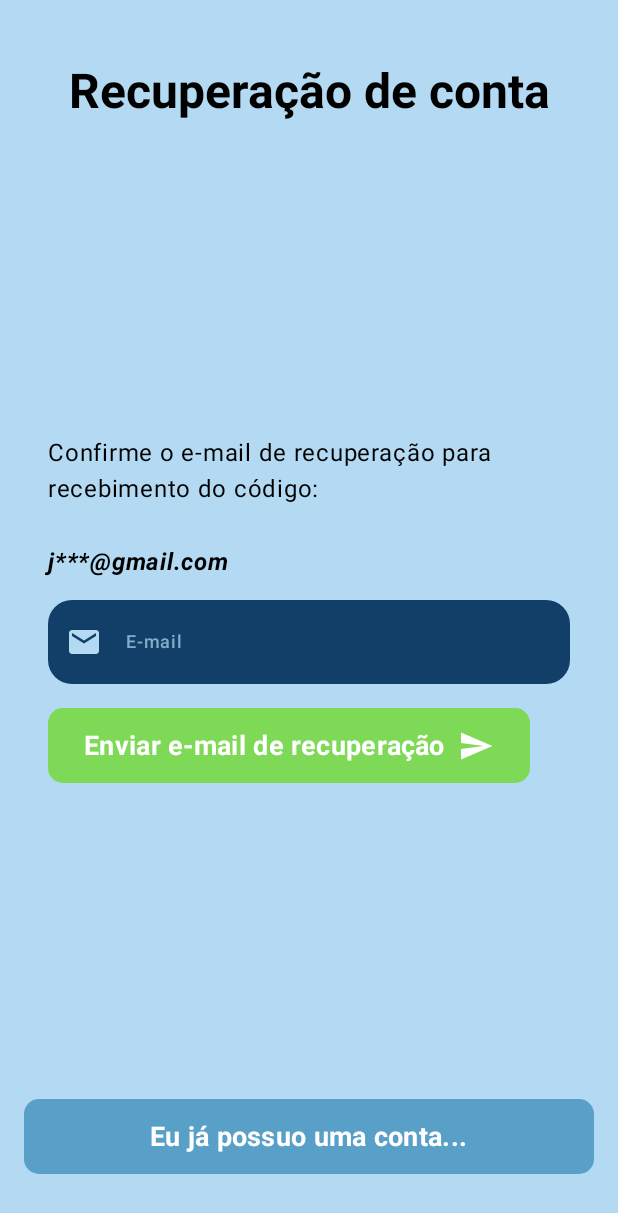
After one commit to JoaoSchuh-cmd/HomieWorks, an Android app built with Jetpack Compose: the RecoveryPage screen opened through its navigation route, on a phone screen of 412 x 824 dp. The commit adds this screen. Shown: the top 1213 px of the screen. Run offline under Robolectric (Android 15) with nearby library versions, the phone set to English and light mode, and no system bars.

Commit message:
Adicionado RecoveryPage + Implementado Navigation nas telas principais

```diff
--- a/app/build.gradle.kts
+++ b/app/build.gradle.kts
@@ -40,6 +40,7 @@ android {
 }
 
 dependencies {
+    implementation(libs.androidx.navigation.compose)
     implementation(libs.androidx.material.icons.extended)
     implementation(libs.androidx.core.ktx)
     implementation(libs.androidx.lifecycle.runtime.ktx)
--- a/app/src/main/java/br/com/pucpr/homieworks/MainActivity.kt
+++ b/app/src/main/java/br/com/pucpr/homieworks/MainActivity.kt
@@ -6,8 +6,20 @@ import androidx.activity.compose.setContent
 import androidx.activity.enableEdgeToEdge
 import androidx.compose.material3.MaterialTheme
 import androidx.compose.material3.Surface
+import androidx.compose.runtime.Composable
+import androidx.navigation.NavHostController
+import androidx.navigation.compose.NavHost
+import androidx.navigation.compose.composable
+import androidx.navigation.compose.rememberNavController
 import br.com.pucpr.homieJobs.templates.NewJobPage
 import br.com.pucpr.homieworks.data.Job
+import br.com.pucpr.homieworks.templates.FeedPage
+import br.com.pucpr.homieworks.templates.JobDetailsPage
+import br.com.pucpr.homieworks.templates.LoginPage
+import br.com.pucpr.homieworks.templates.MyJobsPage
+import br.com.pucpr.homieworks.templates.ProfilePage
+import br.com.pucpr.homieworks.templates.RecoveryPage
+import br.com.pucpr.homieworks.templates.SignUpPage
 import br.com.pucpr.homieworks.ui.theme.HomieWorksTheme
 
 class MainActivity : ComponentActivity() {
@@ -17,15 +29,56 @@ class MainActivity : ComponentActivity() {
         setContent {
             HomieWorksTheme {
                 Surface(color = MaterialTheme.colorScheme.background) {
-                    val job = Job(
-                        userName = "joao_schuh",
-                        description = "Uma descrição curta do trabalho a ser realizado.",
-                        userAddress = "Rua fictícia, 999, M.C.R - PR",
-                        data = "31/07/2052"
-                    )
-                    NewJobPage()
+                    AppNavHost()
                 }
+
             }
         }
     }
 }
+
+@Composable
+fun AppNavHost(navController: NavHostController = rememberNavController()) {
+    NavHost(navController = navController, startDestination = Screen.Login.route) {
+        composable(Screen.Login.route) {
+            LoginPage(
+                onLoginSuccess = { navController.navigate(Screen.Feed.route) },
+                onForgotPassword = { navController.navigate(Screen.Recovery.route) },
+                onSignUp = { navController.navigate(Screen.SignUp.route) }
+            )
+        }
+        composable(Screen.Feed.route) {
+            FeedPage()
+        }
+        composable(Screen.Recovery.route) {
+            RecoveryPage(
+                onAlreadyHaveAccount = { navController.navigate(Screen.Login.route) }
+            )
+        }
+        composable(Screen.MyJobs.route) {
+            MyJobsPage()
+        }
+        composable(Screen.NewJob.route) {
+            NewJobPage()
+        }
+        composable(Screen.JobDetails.route) {
+            val job = Job(
+                userName = "joao_schuh",
+                description = "Uma descrição curta do trabalho a ser realizado.",
+                userAddress = "Rua fictícia, 999, M.C.R - PR",
+                data = "31/07/2052"
+            )
+            JobDetailsPage(job)
+        }
+        composable(Screen.SignUp.route) {
+            SignUpPage(
+                onAlreadyHaveAccount = { navController.navigate(Screen.Login.route) },
+                onCancel = { navController.navigate(Screen.Login.route) },
+                onSignUpSuccess = { navController.navigate(Screen.Feed.route) }
+            )
+        }
+        composable(Screen.Profile.route) {
+            ProfilePage()
+        }
+    }
+}
--- a/app/src/main/java/br/com/pucpr/homieworks/templates/JobDetailsPage.kt
+++ b/app/src/main/java/br/com/pucpr/homieworks/templates/JobDetailsPage.kt
@@ -116,7 +116,7 @@ fun JobDetailsFooter() {
         horizontalArrangement = Arrangement.SpaceBetween
     ) {
         GenericButton(
-            "Recusar",
+            text = "Recusar",
             icon = {Icon(
                 imageVector = Icons.Default.Cancel,
                 contentDescription = "Ícone de x",
@@ -125,7 +125,7 @@ fun JobDetailsFooter() {
             containerColor = lightRed
         )
         GenericButton(
-            "Aceitar",
+            text = "Aceitar",
             icon = {Icon(
                 imageVector = Icons.Default.CheckCircle,
                 contentDescription = "Ícone de check",
--- a/app/src/main/java/br/com/pucpr/homieworks/templates/LoginPage.kt
+++ b/app/src/main/java/br/com/pucpr/homieworks/templates/LoginPage.kt
@@ -34,7 +34,11 @@ import br.com.pucpr.homieworks.ui.theme.darkCean
 import br.com.pucpr.homieworks.ui.theme.superLightCean
 
 @Composable
-fun LoginPage() {
+fun LoginPage(
+    onLoginSuccess: () -> Unit,
+    onSignUp: () -> Unit,
+    onForgotPassword: () -> Unit
+) {
     Column(
         modifier = Modifier
             .fillMaxSize()
@@ -67,10 +71,11 @@ fun LoginPage() {
                         Icon(
                             imageVector = Icons.Filled.Mail,
                             contentDescription = "Ícone de e-mail",
-                            tint = Color.White
+                            tint = superLightCean
                         )
                     },
                     isSecret = false,
+                    fontColor = superLightCean,
                     backGroundColor = darkCean
                 )
 
@@ -82,10 +87,11 @@ fun LoginPage() {
                         Icon(
                             imageVector = Icons.Filled.Lock,
                             contentDescription = "Ícone de senha",
-                            tint = Color.White
+                            tint = superLightCean
                         )
                     },
                     isSecret = true,
+                    fontColor = superLightCean,
                     backGroundColor = darkCean
                 )
             }
@@ -106,10 +112,11 @@ fun LoginPage() {
                         text = "Entrar",
                         textColor = darkCean,
                         containerColor = superLightCean,
-                        modifier = Modifier.fillMaxWidth()
+                        modifier = Modifier.fillMaxWidth(),
+                        onClick = { onLoginSuccess() }
                     )
                     TextButton(
-                        onClick = {},
+                        onClick = { onForgotPassword() },
                         modifier = Modifier
                             .align(Alignment.CenterHorizontally)
                             .fillMaxWidth()
@@ -124,8 +131,10 @@ fun LoginPage() {
                 }
                 GenericButton(
                     text = "Cadastrar",
-                    containerColor = darkCean,
-                    modifier = Modifier.fillMaxWidth()
+                    containerColor = Color.Black,
+                    textColor = superLightCean,
+                    modifier = Modifier.fillMaxWidth(),
+                    onClick = { onSignUp() }
                 )
             }
         }
--- a/app/src/main/java/br/com/pucpr/homieworks/templates/MyJobsPage.kt
+++ b/app/src/main/java/br/com/pucpr/homieworks/templates/MyJobsPage.kt
@@ -8,7 +8,6 @@ import br.com.pucpr.homieworks.templates.util.GenericPage
 import br.com.pucpr.homieworks.templates.util.InfiniteAutoScrollList
 import br.com.pucpr.homieworks.templates.util.SearchBar
 import br.com.pucpr.homieworks.templates.util.SessionHeader
-import br.com.pucpr.homieworks.ui.theme.darkCean
 
 @Composable
 fun MyJobsPage() {
@@ -41,10 +40,7 @@ fun MyJobsContent() {
         items = jobs,
         scrollDelayMs = 3000L,
         itemContent = { job ->
-            Card(
-                job = job,
-                backgroundColor = darkCean
-            )
+            Card(job = job)
         },
     )
 }
--- /dev/null
+++ b/app/src/main/java/br/com/pucpr/homieworks/templates/RecoveryPage.kt
@@ -0,0 +1,141 @@
+package br.com.pucpr.homieworks.templates
+
+import androidx.compose.foundation.background
+import androidx.compose.foundation.layout.Arrangement
+import androidx.compose.foundation.layout.Box
+import androidx.compose.foundation.layout.Column
+import androidx.compose.foundation.layout.Row
+import androidx.compose.foundation.layout.fillMaxHeight
+import androidx.compose.foundation.layout.fillMaxSize
+import androidx.compose.foundation.layout.fillMaxWidth
+import androidx.compose.foundation.layout.padding
+import androidx.compose.material.icons.Icons
+import androidx.compose.material.icons.automirrored.filled.Send
+import androidx.compose.material.icons.filled.Email
+import androidx.compose.material3.Icon
+import androidx.compose.material3.MaterialTheme
+import androidx.compose.material3.Text
+import androidx.compose.runtime.Composable
+import androidx.compose.ui.Alignment
+import androidx.compose.ui.Modifier
+import androidx.compose.ui.graphics.Color
+import androidx.compose.ui.text.font.FontStyle
+import androidx.compose.ui.text.font.FontWeight
+import androidx.compose.ui.text.style.TextAlign
+import androidx.compose.ui.unit.dp
+import br.com.pucpr.homieworks.templates.util.GenericButton
+import br.com.pucpr.homieworks.templates.util.InputText
+import br.com.pucpr.homieworks.ui.theme.darkCean
+import br.com.pucpr.homieworks.ui.theme.lightCean
+import br.com.pucpr.homieworks.ui.theme.lightGreen
+import br.com.pucpr.homieworks.ui.theme.superLightCean
+
+@Composable
+fun RecoveryPage(
+    onAlreadyHaveAccount : () -> Unit
+) {
+    Box(
+        modifier = Modifier
+            .fillMaxSize()
+            .background(color = superLightCean)
+            .padding(horizontal = 16.dp, vertical = 40.dp),
+        contentAlignment = Alignment.Center,
+    ) {
+        Column(
+            modifier = Modifier
+                .fillMaxWidth(),
+            verticalArrangement = Arrangement.spacedBy(16.dp)
+        ) {
+            RecoveryHeader()
+            RecoveryContent()
+            RecoveryFooter(onAlreadyHaveAccount)
+        }
+    }
+}
+
+@Composable
+fun RecoveryHeader() {
+    Row(
+        modifier = Modifier
+            .fillMaxWidth(),
+        verticalAlignment = Alignment.Top
+    ) {
+        Text(
+            modifier = Modifier.fillMaxWidth(),
+            text ="Recuperação de conta",
+            fontWeight = FontWeight.Bold,
+            color = Color.Black,
+            style = MaterialTheme.typography.headlineLarge,
+            textAlign = TextAlign.Center
+        )
+    }
+}
+
+@Composable
+fun RecoveryContent() {
+    Box(
+        modifier = Modifier
+            .fillMaxWidth()
+            .fillMaxHeight(0.9f)
+            .padding(16.dp)
+    ) {
+        Column(
+            modifier = Modifier.align(Alignment.Center),
+            verticalArrangement = Arrangement.spacedBy(16.dp),
+        ) {
+            Column(
+                modifier = Modifier
+                    .fillMaxWidth(),
+                verticalArrangement = Arrangement.spacedBy(30.dp)
+            ) {
+                Text(
+                    text = "Confirme o e-mail de recuperação para recebimento do código:",
+                    style = MaterialTheme.typography.bodyLarge,
+                    color = Color.Black
+                )
+                Text(
+                    text = "j***@gmail.com",
+                    style = MaterialTheme.typography.bodyLarge,
+                    fontStyle = FontStyle.Italic,
+                    fontWeight = FontWeight.Bold,
+                    color = Color.Black
+                )
+            }
+            InputText(
+                label = "E-mail",
+                fontColor = superLightCean,
+                backGroundColor = darkCean,
+                leadingIcon = {
+                    Icon(
+                        imageVector = Icons.Default.Email,
+                        tint = superLightCean,
+                        contentDescription = "Ícone de e-mail"
+                    )
+                }
+            )
+            GenericButton(
+                text = "Enviar e-mail de recuperação",
+                textColor = Color.White,
+                containerColor = lightGreen,
+                icon = {
+                    Icon(
+                        imageVector = Icons.AutoMirrored.Filled.Send,
+                        tint = Color.White,
+                        contentDescription = "Ícone de envio"
+                    )
+                }
+            )
+        }
+    }
+}
+
+@Composable
+fun RecoveryFooter(onAlreadyHaveAccount: () -> Unit) {
+    GenericButton(
+        textColor = Color.White,
+        containerColor = lightCean,
+        text = "Eu já possuo uma conta...",
+        modifier = Modifier.fillMaxWidth(),
+        onClick = { onAlreadyHaveAccount() }
+    )
+}
--- a/app/src/main/java/br/com/pucpr/homieworks/templates/util/GenericButton.kt
+++ b/app/src/main/java/br/com/pucpr/homieworks/templates/util/GenericButton.kt
@@ -18,14 +18,15 @@ import androidx.compose.ui.unit.sp
 
 @Composable
 fun GenericButton(
+    modifier: Modifier = Modifier.wrapContentWidth(),
     text: String,
     icon: (@Composable (() -> Unit))? = null,
     containerColor: Color,
     textColor: Color = Color.White,
-    modifier: Modifier = Modifier.wrapContentWidth()
+    onClick: () -> Unit = {}
 ) {
     Button(
-        onClick = {},
+        onClick = onClick,
         colors = ButtonDefaults.buttonColors(
             contentColor = textColor,
             containerColor = containerColor
--- a/app/src/main/java/br/com/pucpr/homieworks/templates/util/SessionHeaders.kt
+++ b/app/src/main/java/br/com/pucpr/homieworks/templates/util/SessionHeaders.kt
@@ -27,7 +27,7 @@ import br.com.pucpr.homieworks.ui.theme.yellow
 @Composable
 fun SessionHeader(
     text: String,
-    is_complete: Boolean = true,
+    isComplete: Boolean = true,
 ) {
     val fontColor = Color.White
 
@@ -60,7 +60,7 @@ fun SessionHeader(
                 )
             }
 
-            if (is_complete) {
+            if (isComplete) {
                 Row(
                     modifier = Modifier
                         .wrapContentWidth(),
--- a/gradle/libs.versions.toml
+++ b/gradle/libs.versions.toml
@@ -8,10 +8,12 @@ espressoCore = "3.5.1"
 lifecycleRuntimeKtx = "2.6.1"
 activityCompose = "1.8.0"
 composeBom = "2024.09.00"
+navigationCompose = "2.9.3"
 
 [libraries]
 androidx-core-ktx = { group = "androidx.core", name = "core-ktx", version.ref = "coreKtx" }
 androidx-material-icons-extended = { module = "androidx.compose.material:material-icons-extended" }
+androidx-navigation-compose = { module = "androidx.navigation:navigation-compose", version.ref = "navigationCompose" }
 junit = { group = "junit", name = "junit", version.ref = "junit" }
 androidx-junit = { group = "androidx.test.ext", name = "junit", version.ref = "junitVersion" }
 androidx-espresso-core = { group = "androidx.test.espresso", name = "espresso-core", version.ref = "espressoCore" }
```
Also changed, not shown: app/src/main/java/br/com/pucpr/homieworks/Screen.kt (added, +14 -0 lines), app/src/main/java/br/com/pucpr/homieworks/templates/SignUpPage.kt (+127 -64 lines), app/src/main/java/br/com/pucpr/homieworks/templates/util/Card.kt (+22 -9 lines), app/src/main/java/br/com/pucpr/homieworks/templates/util/InfiniteAutoScrollList.kt (+2 -7 lines).
